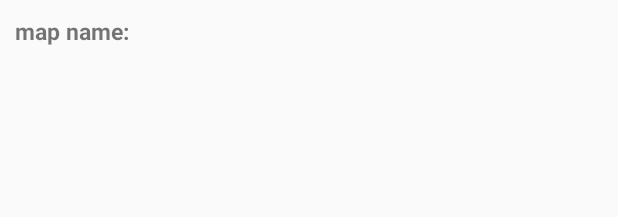
After one commit to cunnla/Labyring, an Android app: the layout list_files.xml on its own in the app's theme, with its tools: preview values and no code run, on a phone screen of 412 x 824 dp. The commit adds this screen. Shown: the top 217 px of the screen. Run offline under Robolectric (Android 15) with nearby library versions, the phone set to English and light mode, and no system bars.

Commit message:
load adapter

```diff
--- a/app/src/main/res/layout/activity_main.xml
+++ b/app/src/main/res/layout/activity_main.xml
@@ -50,11 +50,5 @@
 
     </LinearLayout>
 
-    <Button
-        android:layout_width="wrap_content"
-        android:layout_height="wrap_content"
-        android:id="@+id/loadMap"
-        android:text="Load this Map"/>
-
 
 </LinearLayout>
--- /dev/null
+++ b/app/src/main/res/layout/list_files.xml
@@ -0,0 +1,22 @@
+<?xml version="1.0" encoding="utf-8"?>
+<LinearLayout xmlns:android="http://schemas.android.com/apk/res/android"
+    android:layout_width="match_parent"
+    android:layout_height="match_parent">
+
+    <TextView
+        android:text="map name: "
+        android:layout_margin="10dp"
+        android:layout_width="100dp"
+        android:layout_height="100dp"
+        android:textSize="15sp"
+        android:textStyle="bold" />
+
+    <TextView
+        android:id="@+id/tvFileName"
+        android:layout_margin="10dp"
+        android:layout_width="100dp"
+        android:layout_height="100dp"
+        android:textSize="15sp"
+        android:textStyle="bold" />
+
+</LinearLayout>
```
Also changed, not shown: app/src/main/java/cunnla/cunnla/labyring/FilesAdapter.java (added, +53 -0 lines), app/src/main/java/cunnla/cunnla/labyring/LoadMap.java (+72 -4 lines), app/src/main/java/cunnla/cunnla/labyring/MainActivity.java (+7 -37 lines), app/src/main/java/cunnla/cunnla/labyring/SaveMap.java (+20 -11 lines), app/src/main/res/layout/load_map.xml (+13 -1 lines).
